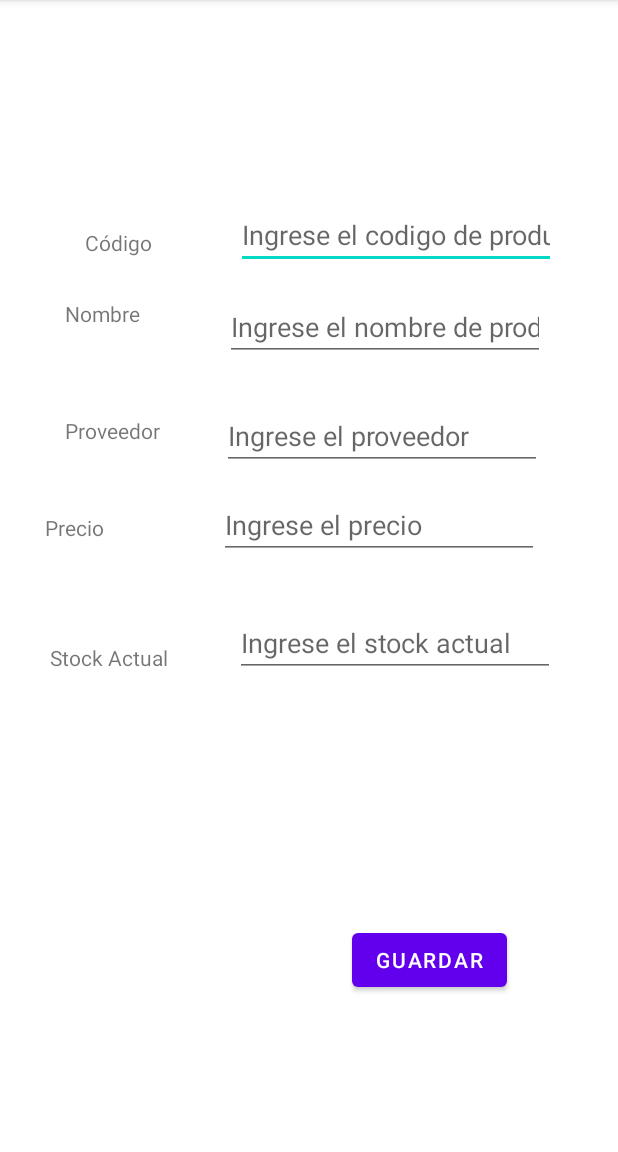
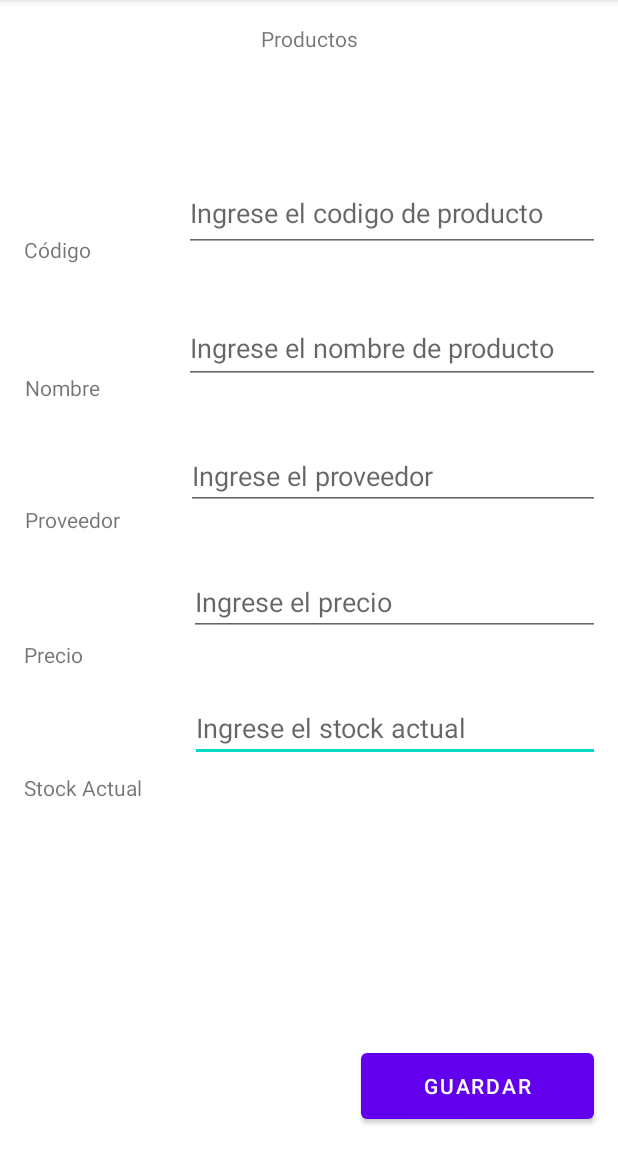
Before and after one commit to Hepburn23/PDM_2021_III_PROYECTO1, an Android app: the ProductosActivity screen opened directly, with no data from a screen before it, on a phone screen of 412 x 824 dp, the part 84-1236 px from its top. Run offline under Robolectric (Android 15) with nearby library versions, the phone set to English and light mode, and no system bars.

Commit message:
MoveFontProducts

```diff
--- a/app/src/main/res/layout/activity_main.xml
+++ b/app/src/main/res/layout/activity_main.xml
@@ -7,25 +7,18 @@
     tools:context=".MainActivity">
 
     <Button
-        android:id="@+id/btnProducts"
+        android:id="@+id/btnInvoicePerClientId"
         android:layout_width="wrap_content"
         android:layout_height="wrap_content"
-        android:text="Productos"
-        app:layout_constraintBottom_toTopOf="@+id/btnClients"
+        android:scaleX="1"
+        android:scaleY="1"
+        android:text="Facturas de Ventas por Identidad del Cliente"
+        app:layout_constraintBottom_toBottomOf="parent"
         app:layout_constraintEnd_toEndOf="parent"
-        app:layout_constraintStart_toStartOf="parent"
-        app:layout_constraintTop_toTopOf="parent" />
-
-    <Button
-        android:id="@+id/btnClients"
-        android:layout_width="wrap_content"
-        android:layout_height="wrap_content"
-        android:text="Clientes"
-        app:layout_constraintBottom_toTopOf="@+id/btnSellsInvoice"
-        app:layout_constraintEnd_toEndOf="parent"
+        app:layout_constraintHorizontal_bias="0.494"
         app:layout_constraintStart_toStartOf="parent"
         app:layout_constraintTop_toTopOf="parent"
-        app:layout_constraintVertical_bias="0.683" />
+        app:layout_constraintVertical_bias="0.84" />
 
     <Button
         android:id="@+id/btnSellsInvoice"
@@ -37,7 +30,29 @@
         app:layout_constraintHorizontal_bias="0.497"
         app:layout_constraintStart_toStartOf="parent"
         app:layout_constraintTop_toTopOf="parent"
-        app:layout_constraintVertical_bias="0.752" />
+        app:layout_constraintVertical_bias="0.866" />
+
+    <Button
+        android:id="@+id/btnProducts"
+        android:layout_width="wrap_content"
+        android:layout_height="wrap_content"
+        android:text="Productos"
+        app:layout_constraintBottom_toTopOf="@+id/btnClients"
+        app:layout_constraintEnd_toEndOf="parent"
+        app:layout_constraintStart_toStartOf="parent"
+        app:layout_constraintTop_toTopOf="parent"
+        app:layout_constraintVertical_bias="0.689" />
+
+    <Button
+        android:id="@+id/btnClients"
+        android:layout_width="wrap_content"
+        android:layout_height="wrap_content"
+        android:text="Clientes"
+        app:layout_constraintBottom_toTopOf="@+id/btnSellsInvoice"
+        app:layout_constraintEnd_toEndOf="parent"
+        app:layout_constraintStart_toStartOf="parent"
+        app:layout_constraintTop_toTopOf="parent"
+        app:layout_constraintVertical_bias="0.809" />
 
     <Button
         android:id="@+id/btnProdPerCode"
@@ -48,7 +63,7 @@
         app:layout_constraintEnd_toEndOf="parent"
         app:layout_constraintStart_toStartOf="parent"
         app:layout_constraintTop_toTopOf="parent"
-        app:layout_constraintVertical_bias="0.831" />
+        app:layout_constraintVertical_bias="0.903" />
 
     <Button
         android:id="@+id/btnClientsPerId"
@@ -60,17 +75,6 @@
         app:layout_constraintHorizontal_bias="0.497"
         app:layout_constraintStart_toStartOf="parent"
         app:layout_constraintTop_toTopOf="parent"
-        app:layout_constraintVertical_bias="0.876" />
+        app:layout_constraintVertical_bias="0.913" />
 
-    <Button
-        android:id="@+id/btnInvoicePerClientId"
-        android:layout_width="wrap_content"
-        android:layout_height="wrap_content"
-        android:text="Facturas de Ventas por Identidad del Cliente"
-        app:layout_constraintBottom_toBottomOf="parent"
-        app:layout_constraintEnd_toEndOf="parent"
-        app:layout_constraintHorizontal_bias="0.494"
-        app:layout_constraintStart_toStartOf="parent"
-        app:layout_constraintTop_toTopOf="parent"
-        app:layout_constraintVertical_bias="0.9" />
 </androidx.constraintlayout.widget.ConstraintLayout>
--- a/app/src/main/res/layout/activity_productos.xml
+++ b/app/src/main/res/layout/activity_productos.xml
@@ -6,126 +6,145 @@
     android:layout_height="match_parent"
     tools:context=".ProductosActivity">
 
+    <EditText
+        android:id="@+id/txtStock"
+        android:layout_width="273dp"
+        android:layout_height="44dp"
+        android:layout_marginTop="40dp"
+        android:ems="10"
+        android:hint="Ingrese el stock actual"
+        android:inputType="textPersonName"
+        app:layout_constraintEnd_toEndOf="@+id/txtPrice"
+        app:layout_constraintHorizontal_bias="1.0"
+        app:layout_constraintStart_toEndOf="@+id/txvStock"
+        app:layout_constraintTop_toBottomOf="@+id/txtPrice" />
+
+    <EditText
+        android:id="@+id/txtPrice"
+        android:layout_width="274dp"
+        android:layout_height="44dp"
+        android:layout_marginTop="40dp"
+        android:ems="10"
+        android:hint="Ingrese el precio"
+        android:inputType="number"
+        app:layout_constraintEnd_toEndOf="@+id/txtProvider"
+        app:layout_constraintTop_toBottomOf="@+id/txtProvider" />
+
     <TextView
-        android:id="@+id/txvCode"
+        android:id="@+id/txvStock"
         android:layout_width="wrap_content"
         android:layout_height="wrap_content"
-        android:layout_marginStart="13dp"
-        android:layout_marginBottom="28dp"
-        android:text="Código"
-        app:layout_constraintBottom_toTopOf="@+id/txvName"
-        app:layout_constraintStart_toStartOf="@+id/txvName" />
+        android:text="Stock Actual"
+        app:layout_constraintBottom_toBottomOf="parent"
+        app:layout_constraintEnd_toEndOf="parent"
+        app:layout_constraintHorizontal_bias="0.048"
+        app:layout_constraintStart_toStartOf="parent"
+        app:layout_constraintTop_toTopOf="parent"
+        app:layout_constraintVertical_bias="0.688" />
+
+    <TextView
+        android:id="@+id/txvPrice"
+        android:layout_width="wrap_content"
+        android:layout_height="wrap_content"
+        android:layout_marginStart="16dp"
+        android:text="Precio"
+        app:layout_constraintBottom_toBottomOf="parent"
+        app:layout_constraintEnd_toStartOf="@+id/txtPrice"
+        app:layout_constraintHorizontal_bias="0.0"
+        app:layout_constraintStart_toStartOf="parent"
+        app:layout_constraintTop_toTopOf="parent"
+        app:layout_constraintVertical_bias="0.57" />
+
+    <EditText
+        android:id="@+id/txtProvider"
+        android:layout_width="276dp"
+        android:layout_height="44dp"
+        android:layout_marginTop="40dp"
+        android:ems="10"
+        android:hint="Ingrese el proveedor"
+        android:inputType="textPersonName"
+        app:layout_constraintEnd_toEndOf="@+id/txtName"
+        app:layout_constraintTop_toBottomOf="@+id/txtName" />
+
+    <TextView
+        android:id="@+id/txvProvider"
+        android:layout_width="wrap_content"
+        android:layout_height="wrap_content"
+        android:text="Proveedor"
+        app:layout_constraintBottom_toBottomOf="parent"
+        app:layout_constraintEnd_toStartOf="@+id/txtProvider"
+        app:layout_constraintHorizontal_bias="0.275"
+        app:layout_constraintStart_toStartOf="parent"
+        app:layout_constraintTop_toTopOf="parent"
+        app:layout_constraintVertical_bias="0.45" />
+
+    <EditText
+        android:id="@+id/txtName"
+        android:layout_width="277dp"
+        android:layout_height="48dp"
+        android:layout_marginTop="40dp"
+        android:ems="10"
+        android:hint="Ingrese el nombre de producto"
+        android:inputType="text"
+        app:layout_constraintEnd_toEndOf="@+id/txtCode"
+        app:layout_constraintHorizontal_bias="1.0"
+        app:layout_constraintStart_toStartOf="parent"
+        app:layout_constraintTop_toBottomOf="@+id/txtCode" />
 
     <TextView
         android:id="@+id/txvName"
         android:layout_width="wrap_content"
         android:layout_height="wrap_content"
-        android:layout_marginStart="43dp"
-        android:layout_marginTop="4dp"
         android:text="Nombre"
+        app:layout_constraintBottom_toBottomOf="parent"
+        app:layout_constraintEnd_toStartOf="@+id/txtName"
+        app:layout_constraintHorizontal_bias="0.225"
         app:layout_constraintStart_toStartOf="parent"
-        app:layout_constraintTop_toTopOf="@+id/txtName" />
-
-    <TextView
-        android:id="@+id/txvProvider"
-        android:layout_width="wrap_content"
-        android:layout_height="wrap_content"
-        android:layout_marginStart="44dp"
-        android:layout_marginTop="9dp"
-        android:layout_marginEnd="44dp"
-        android:text="Proveedor"
-        app:layout_constraintEnd_toStartOf="@+id/txtName"
-        app:layout_constraintStart_toStartOf="parent"
-        app:layout_constraintTop_toTopOf="@+id/txtProvider" />
-
-    <TextView
-        android:id="@+id/txvPrice"
-        android:layout_width="wrap_content"
-        android:layout_height="wrap_content"
-        android:layout_marginStart="30dp"
-        android:layout_marginTop="45dp"
-        android:text="Precio"
-        app:layout_constraintStart_toStartOf="parent"
-        app:layout_constraintTop_toBottomOf="@+id/txvProvider" />
-
-    <TextView
-        android:id="@+id/txvStock"
-        android:layout_width="wrap_content"
-        android:layout_height="wrap_content"
-        android:layout_marginStart="33dp"
-        android:layout_marginBottom="3dp"
-        android:text="Stock Actual"
-        app:layout_constraintBottom_toBottomOf="@+id/txtStock"
-        app:layout_constraintStart_toStartOf="parent" />
+        app:layout_constraintTop_toTopOf="parent"
+        app:layout_constraintVertical_bias="0.332" />
 
     <EditText
         android:id="@+id/txtCode"
-        android:layout_width="wrap_content"
-        android:layout_height="wrap_content"
-        android:layout_marginTop="134dp"
-        android:layout_marginEnd="41dp"
+        android:layout_width="277dp"
+        android:layout_height="52dp"
+        android:layout_marginTop="116dp"
+        android:layout_marginEnd="12dp"
         android:ems="10"
         android:hint="Ingrese el codigo de producto"
         android:inputType="number"
         app:layout_constraintEnd_toEndOf="parent"
         app:layout_constraintTop_toTopOf="parent" />
 
-    <EditText
-        android:id="@+id/txtName"
+    <TextView
+        android:id="@+id/txvCode"
         android:layout_width="wrap_content"
         android:layout_height="wrap_content"
-        android:layout_marginTop="16dp"
-        android:layout_marginEnd="7dp"
-        android:ems="10"
-        android:hint="Ingrese el nombre de producto"
-        android:inputType="text"
-        app:layout_constraintEnd_toEndOf="@+id/txtCode"
-        app:layout_constraintTop_toBottomOf="@+id/txtCode" />
-
-    <EditText
-        android:id="@+id/txtProvider"
-        android:layout_width="wrap_content"
-        android:layout_height="wrap_content"
-        android:layout_marginTop="27dp"
-        android:layout_marginEnd="2dp"
-        android:ems="10"
-        android:hint="Ingrese el proveedor"
-        android:inputType="textPersonName"
-        app:layout_constraintEnd_toEndOf="@+id/txtName"
-        app:layout_constraintTop_toBottomOf="@+id/txtName" />
-
-    <EditText
-        android:id="@+id/txtPrice"
-        android:layout_width="wrap_content"
-        android:layout_height="wrap_content"
-        android:layout_marginTop="14dp"
-        android:layout_marginEnd="2dp"
-        android:ems="10"
-        android:hint="Ingrese el precio"
-        android:inputType="number"
-        app:layout_constraintEnd_toEndOf="@+id/txtProvider"
-        app:layout_constraintTop_toBottomOf="@+id/txtProvider" />
-
-    <EditText
-        android:id="@+id/txtStock"
-        android:layout_width="wrap_content"
-        android:layout_height="wrap_content"
-        android:layout_marginTop="33dp"
-        android:layout_marginEnd="42dp"
-        android:ems="10"
-        android:hint="Ingrese el stock actual"
-        android:inputType="textPersonName"
-        app:layout_constraintEnd_toEndOf="parent"
-        app:layout_constraintTop_toBottomOf="@+id/txtPrice" />
+        android:text="Código"
+        app:layout_constraintBottom_toBottomOf="parent"
+        app:layout_constraintEnd_toStartOf="@+id/txtCode"
+        app:layout_constraintHorizontal_bias="0.207"
+        app:layout_constraintStart_toStartOf="parent"
+        app:layout_constraintTop_toTopOf="parent"
+        app:layout_constraintVertical_bias="0.209" />
 
     <Button
         android:id="@+id/btnSave"
-        android:layout_width="wrap_content"
-        android:layout_height="wrap_content"
-        android:layout_marginEnd="74dp"
-        android:layout_marginBottom="104dp"
+        android:layout_width="155dp"
+        android:layout_height="56dp"
+        android:layout_marginEnd="16dp"
+        android:layout_marginBottom="16dp"
         android:text="Guardar"
         app:layout_constraintBottom_toBottomOf="parent"
         app:layout_constraintEnd_toEndOf="parent" />
 
+    <TextView
+        android:id="@+id/txvShowNameProducts"
+        android:layout_width="wrap_content"
+        android:layout_height="wrap_content"
+        android:layout_marginTop="16dp"
+        android:text="Productos"
+        app:layout_constraintEnd_toEndOf="parent"
+        app:layout_constraintStart_toStartOf="parent"
+        app:layout_constraintTop_toTopOf="parent" />
+
 </androidx.constraintlayout.widget.ConstraintLayout>
```
